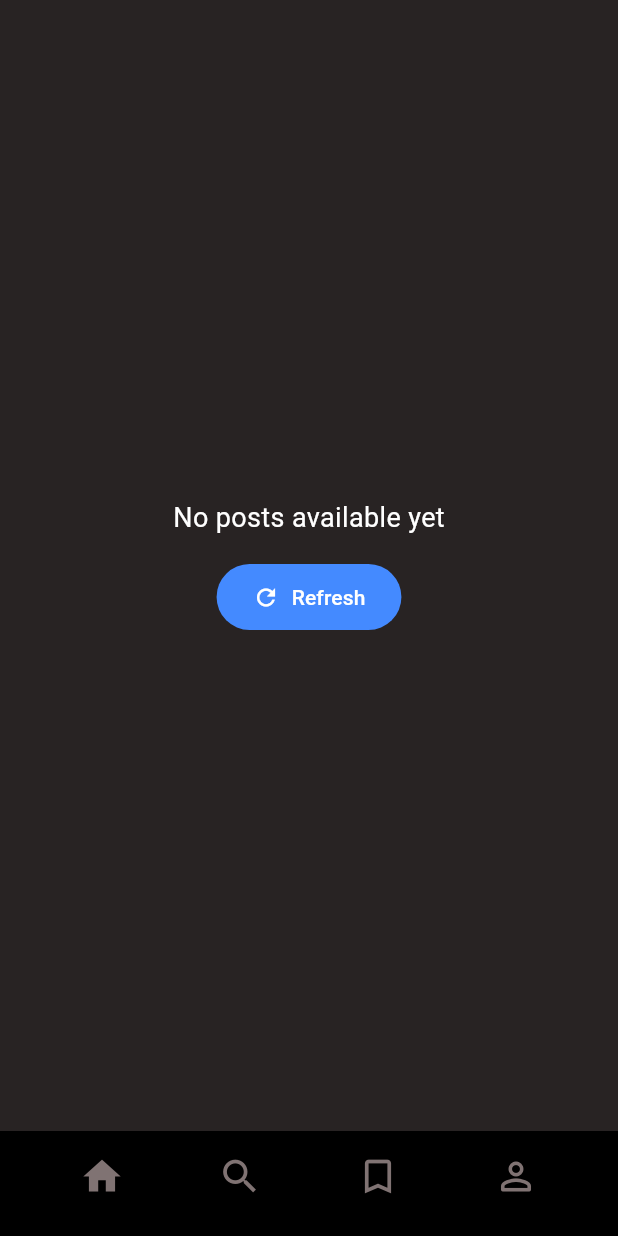
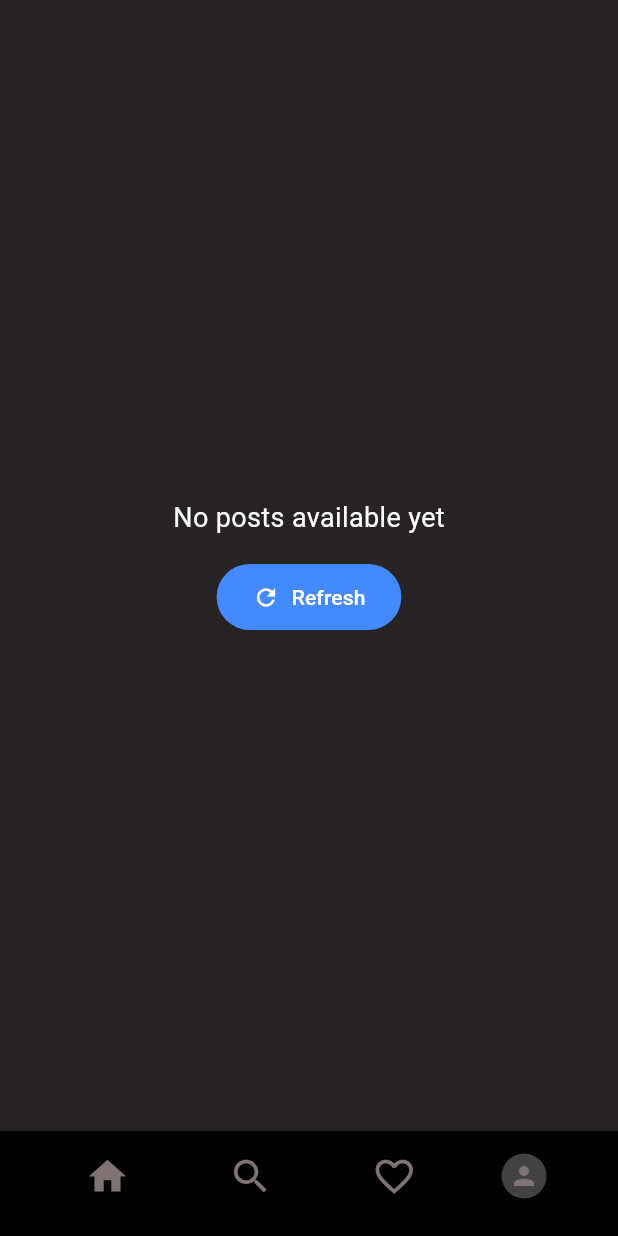
Before and after one commit to slnuygn/club_app, a Flutter app: the screen it shows once a user with an empty profile is signed in, on a phone screen of 412 x 824 dp. Run offline on Flutter 3.47's test engine with Material 3 defaults, Android fonts, the light colour scheme and no system bars; our stand-ins replace cloud_firestore, firebase_auth, firebase_core, firebase_storage, flutter_svg, google_sign_in and 2 more; accounts and stored records are empty.

Commit message:
styled navbar, styling profile

```diff
--- a/lib/main.dart
+++ b/lib/main.dart
@@ -1,6 +1,7 @@
 import 'package:flutter/material.dart';
 import 'package:flutter_svg/flutter_svg.dart';
 import 'package:firebase_core/firebase_core.dart';
+import 'package:firebase_auth/firebase_auth.dart';
 import 'firebase_options.dart';
 import 'pages/login.dart';
 import 'pages/home.dart';
@@ -72,6 +73,7 @@ class _ClubsHomeState extends State<ClubsHome> {
         selectedIndex: _selectedIndex,
         onItemTapped: _onItemTapped,
         selectedSearchIcon: _selectedSearchIcon,
+        user: FirebaseAuth.instance.currentUser,
       ),
     );
   }
--- a/lib/widgets/navbar.dart
+++ b/lib/widgets/navbar.dart
@@ -1,4 +1,5 @@
 import 'package:flutter/material.dart';
+import 'package:firebase_auth/firebase_auth.dart';
 
 const navBarIconColor = Color(0xFF807373);
 const double navBarIconSize = 30;
@@ -9,11 +10,13 @@ class NavBar extends StatelessWidget {
     required this.selectedIndex,
     required this.onItemTapped,
     required this.selectedSearchIcon,
+    required this.user,
   });
 
   final int selectedIndex;
   final ValueChanged<int> onItemTapped;
   final Widget selectedSearchIcon;
+  final User? user;
 
   static const double _containerHeight = 70;
 
@@ -33,22 +36,12 @@ class NavBar extends StatelessWidget {
     weight: 100,
   );
   static const Icon _bookmarkFilled = Icon(
-    Icons.bookmark,
+    Icons.favorite,
     color: navBarIconColor,
     weight: 700,
   );
   static const Icon _bookmarkOutlined = Icon(
-    Icons.bookmark_border,
-    color: navBarIconColor,
-    weight: 100,
-  );
-  static const Icon _personFilled = Icon(
-    Icons.person,
-    color: navBarIconColor,
-    weight: 700,
-  );
-  static const Icon _personOutlined = Icon(
-    Icons.person_outline_rounded,
+    Icons.favorite_border,
     color: navBarIconColor,
     weight: 100,
   );
@@ -77,10 +70,28 @@ class NavBar extends StatelessWidget {
             iconSize: navBarIconSize,
             onPressed: () => onItemTapped(2),
           ),
-          IconButton(
-            icon: selectedIndex == 3 ? _personFilled : _personOutlined,
-            iconSize: navBarIconSize,
-            onPressed: () => onItemTapped(3),
+          GestureDetector(
+            onTap: () => onItemTapped(3),
+            child: Container(
+              width: navBarIconSize,
+              height: navBarIconSize,
+              decoration: BoxDecoration(
+                shape: BoxShape.circle,
+                border: selectedIndex == 3
+                    ? Border.all(color: navBarIconColor, width: 2)
+                    : null,
+              ),
+              child: CircleAvatar(
+                radius: navBarIconSize / 2,
+                backgroundColor: Colors.grey[800],
+                backgroundImage: user?.photoURL != null
+                    ? NetworkImage(user!.photoURL!)
+                    : null,
+                child: user?.photoURL == null
+                    ? const Icon(Icons.person, color: navBarIconColor, size: 20)
+                    : null,
+              ),
+            ),
           ),
         ],
       ),
```
Also changed, not shown: lib/pages/profile.dart (+10 -40 lines).
